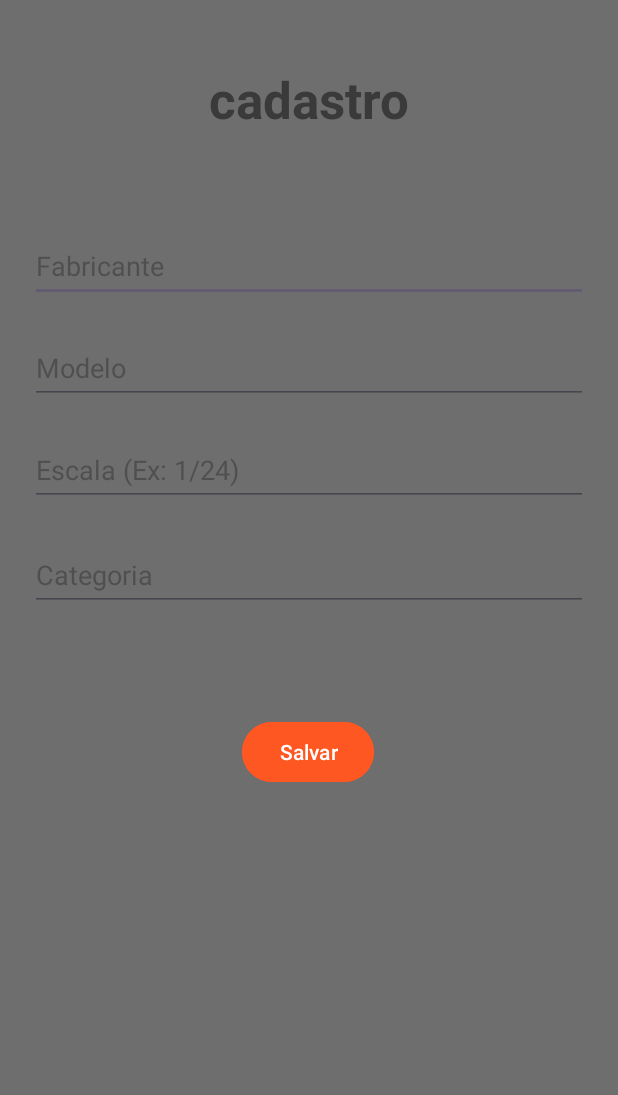
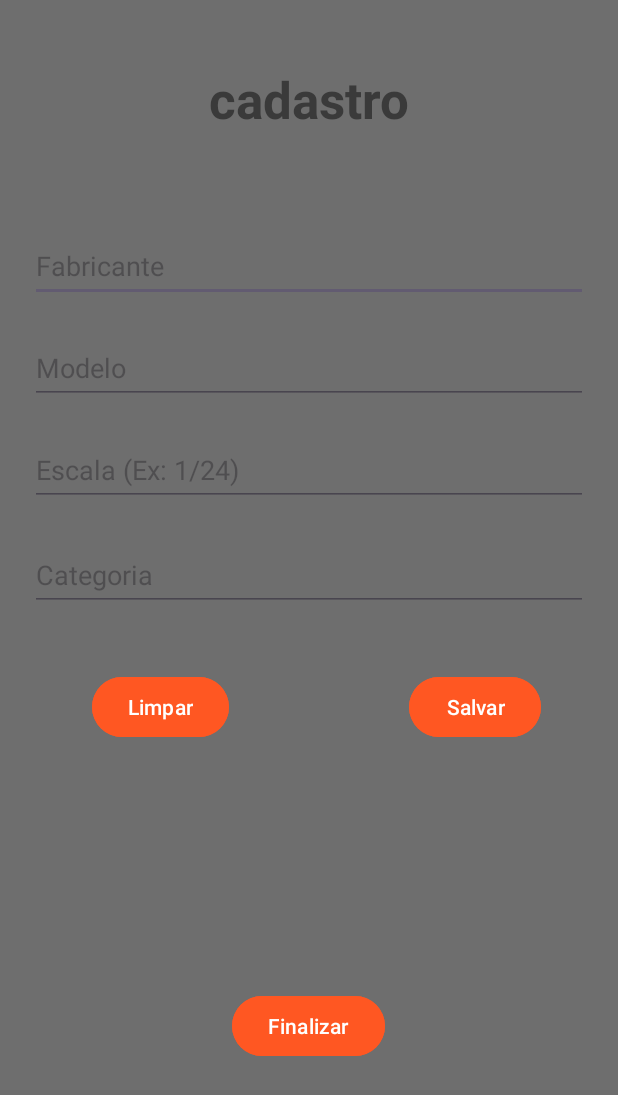
Before and after one commit to andreppc21/AndreCosta, an Android app: the screen it shows after launch (MainActivity), on a phone screen of 412 x 824 dp. Shown: the top 1095 px of the screen. Run offline under Robolectric (Android 15) with nearby library versions, the phone set to English and light mode, and no system bars.

Commit message:
classes criadas, layout funcionando

```diff
--- a/APPE/app/src/main/java/devandroid/andre/appe/model/CadastroKit.java
+++ b/APPE/app/src/main/java/devandroid/andre/appe/model/CadastroKit.java
@@ -45,16 +45,13 @@ public CadastroKit(){
     }
 
 
-
-
-
-
-
-
-
-
-
-
-
-
+    @Override
+    public String toString() {
+        return "CadastroKit{" +
+                "fabricante='" + fabricante + '\'' +
+                ", modelo='" + modelo + '\'' +
+                ", escala='" + escala + '\'' +
+                ", categoria='" + categoria + '\'' +
+                '}';
+    }
 }
--- a/APPE/app/src/main/java/devandroid/andre/appe/model/Jurado.java
+++ b/APPE/app/src/main/java/devandroid/andre/appe/model/Jurado.java
@@ -5,7 +5,7 @@ public class Jurado {
     private String nome;
     private String idade;
 
-    public Jurado(String nome,String idade){
+    public Jurado(){
 
 
     }
@@ -25,4 +25,12 @@ public class Jurado {
     public void setIdade(String idade) {
         this.idade = idade;
     }
+
+    @Override
+    public String toString() {
+        return "Jurado{" +
+                "nome='" + nome + '\'' +
+                ", idade='" + idade + '\'' +
+                '}';
+    }
 }
--- a/APPE/app/src/main/java/devandroid/andre/appe/view/MainActivity.java
+++ b/APPE/app/src/main/java/devandroid/andre/appe/view/MainActivity.java
@@ -3,6 +3,7 @@ package devandroid.andre.appe.view;
 import androidx.appcompat.app.AppCompatActivity;
 
 import android.os.Bundle;
+import android.util.Log;
 
 import devandroid.andre.appe.R;
 import devandroid.andre.appe.model.CadastroKit;
@@ -16,9 +17,40 @@ public class MainActivity extends AppCompatActivity {
         super.onCreate(savedInstanceState);
         setContentView(R.layout.activity_main);
         cadastroKit = new CadastroKit();
-        jurado = new Jurado("andre","30");
+        jurado = new Jurado();
+        String dadosKit;
+        String dadosJurado;
+
+        jurado.setNome("andré");
+        jurado.setIdade("30");
         System.out.println("olá");
-        System.out.println("jurado:"+ jurado.getNome());
+
+        cadastroKit.setFabricante("tamiya");
+        cadastroKit.setModelo("F15 alguma coisa");
+        cadastroKit.setEscala("1/48");
+        cadastroKit.setCategoria("aviação jato 1/48");
+
+
+        dadosJurado = "primeiro nome: ";
+        dadosJurado += jurado.getNome();
+        dadosJurado += " idade:";
+        dadosJurado += jurado.getIdade();
+
+        dadosKit = "fabricante: ";
+        dadosKit += cadastroKit.getFabricante();
+        dadosKit += " modelo: ";
+        dadosKit += cadastroKit.getModelo();
+        dadosKit += " escala: ";
+        dadosKit += cadastroKit.getEscala();
+        dadosKit += "categoria: ";
+        dadosKit += cadastroKit.getCategoria();
+
+        Log.i("POOAndroid","info jurados:"+jurado.toString());
+        Log.i("POO android","cadastro kits: "+cadastroKit.toString());
+
+
+
+
 
 
 
--- a/APPE/app/src/main/res/layout/activity_main.xml
+++ b/APPE/app/src/main/res/layout/activity_main.xml
@@ -89,14 +89,42 @@
         android:id="@+id/btnSalvar"
         android:layout_width="wrap_content"
         android:layout_height="wrap_content"
-        android:layout_marginTop="70dp"
+        android:layout_marginTop="40dp"
         android:backgroundTint="@color/APPE"
         android:text="@string/btn_txt_salvar"
+        app:layout_constraintBottom_toBottomOf="parent"
+        app:layout_constraintEnd_toEndOf="parent"
+        app:layout_constraintHorizontal_bias="0.842"
+        app:layout_constraintStart_toStartOf="parent"
+        app:layout_constraintTop_toBottomOf="@+id/editCategoria"
+        app:layout_constraintVertical_bias="0.0" />
+
+    <Button
+        android:id="@+id/btnlimpar"
+        android:layout_width="wrap_content"
+        android:layout_height="wrap_content"
+        android:layout_marginTop="40dp"
+        android:backgroundTint="@color/APPE"
+        android:text="@string/btn_txt_limpar"
+        app:layout_constraintBottom_toBottomOf="parent"
+        app:layout_constraintEnd_toStartOf="@+id/btnSalvar"
+        app:layout_constraintHorizontal_bias="0.34"
+        app:layout_constraintStart_toStartOf="parent"
+        app:layout_constraintTop_toBottomOf="@+id/editCategoria"
+        app:layout_constraintVertical_bias="0.0" />
+
+    <Button
+        android:id="@+id/btnFinalizar"
+        android:layout_width="wrap_content"
+        android:layout_height="wrap_content"
+        android:backgroundTint="@color/APPE"
+        android:text="@string/btn_txt_finalizar"
         app:layout_constraintBottom_toBottomOf="parent"
         app:layout_constraintEnd_toEndOf="parent"
         app:layout_constraintHorizontal_bias="0.498"
         app:layout_constraintStart_toStartOf="parent"
         app:layout_constraintTop_toBottomOf="@+id/editCategoria"
-        app:layout_constraintVertical_bias="0.0" />
+        app:layout_constraintVertical_bias="0.685" />
+
 
 </androidx.constraintlayout.widget.ConstraintLayout>
--- a/APPE/app/src/main/res/values/strings.xml
+++ b/APPE/app/src/main/res/values/strings.xml
@@ -7,5 +7,8 @@
     <string name="txt_hint_escala">Escala (Ex: 1/24)</string>
     <string name="txt_hint_categoria">Categoria</string>
     <string name="btn_txt_salvar">Salvar</string>
+    <string name="btn_txt_finalizar">Finalizar</string>
+    <string name="btn_txt_limpar">Limpar</string>
+
 
 </resources>
```
